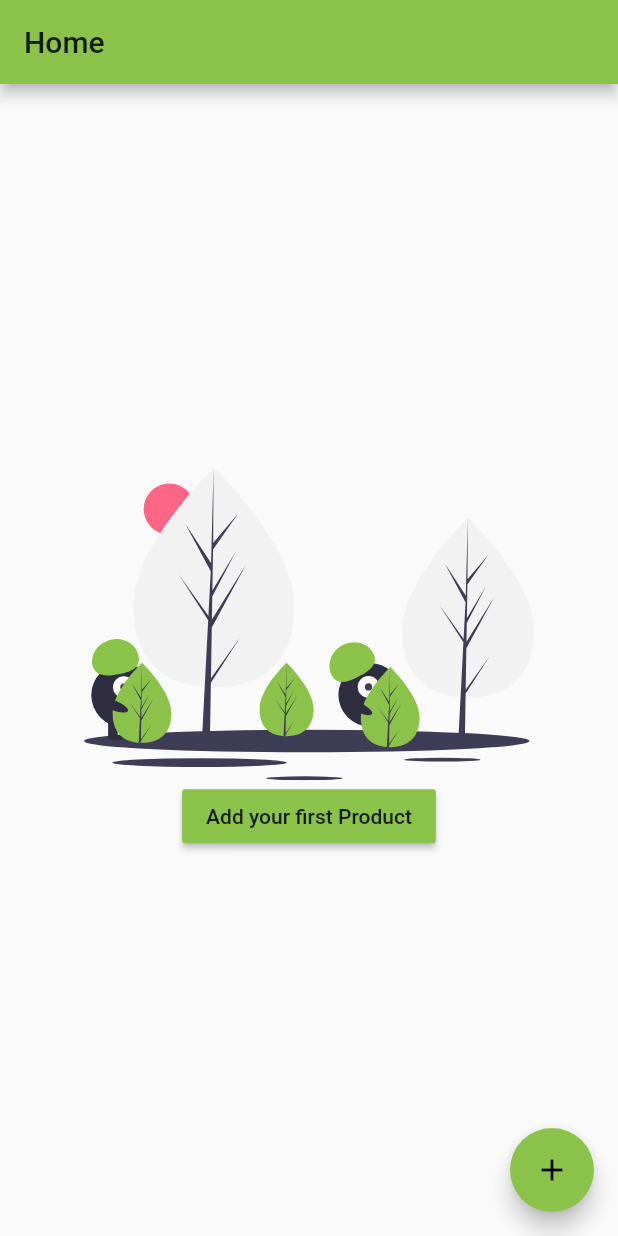
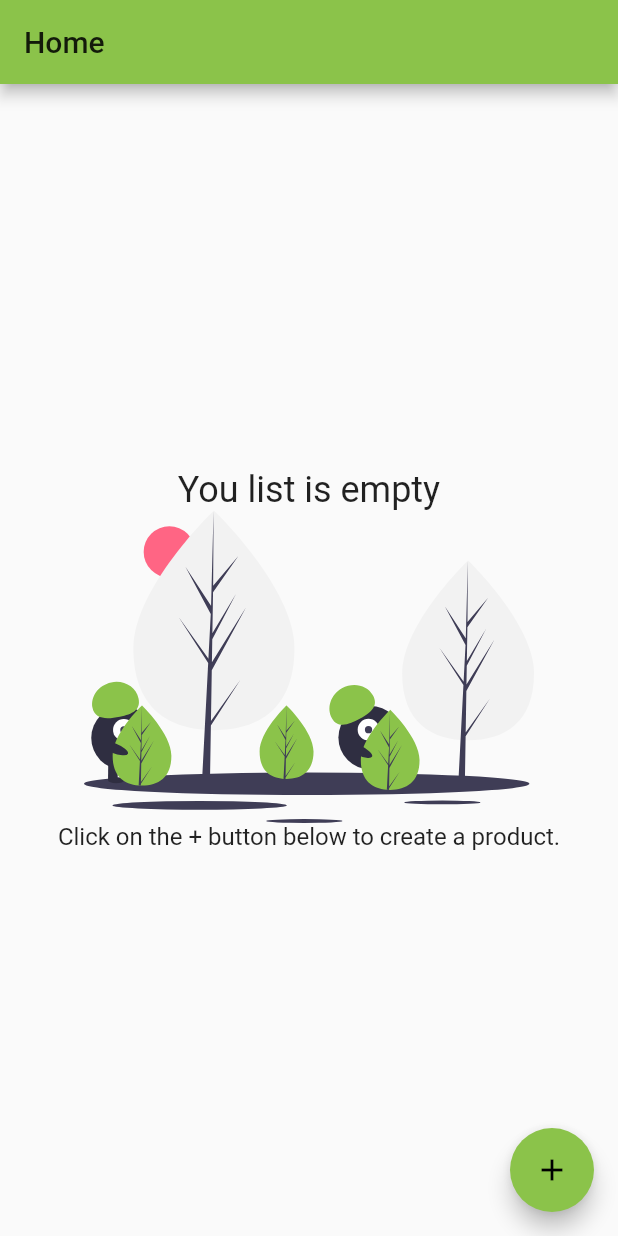
Before and after one commit to GrandSchtroumpf/veggie-market-flutter, a Flutter app: the screen it shows after launch, on a phone screen of 412 x 824 dp. Run offline on Flutter 3.47's test engine with Material 2 defaults, Android fonts, the light colour scheme and no system bars; our stand-ins replace cloud_firestore, firebase_core, firebase_storage, flutter_svg, image_cropper, image_picker; accounts and stored records are empty.

Commit message:
small update on list

```diff
--- a/lib/product/list.dart
+++ b/lib/product/list.dart
@@ -15,29 +15,38 @@ class ProductList extends StatelessWidget {
           if (snapshot.hasError) {
             return Text('An error occured ' + snapshot.error);
           }
+
+          /// LOADING ///
           if (!snapshot.hasData) {
             return Center(child: CircularProgressIndicator());
           }
+
+          /// EMPTY ///
           if (snapshot.data.length == 0) {
             return Center(
               child: Column(
                 mainAxisAlignment: MainAxisAlignment.center,
                 crossAxisAlignment: CrossAxisAlignment.center,
                 children: [
+                  Text(
+                    'You list is empty',
+                    style: Theme.of(context).textTheme.headline5,
+                  ),
                   SvgPicture.asset(
                     'assets/img/empty.svg',
                     semanticsLabel: 'No product',
                     width: 300.0,
                   ),
-                  RaisedButton(
-                    child: Text('Add your first Product'),
-                    color: Theme.of(context).primaryColor,
-                    onPressed: () => Navigator.pushNamed(context, '/create'),
-                  )
+                  Text(
+                    'Click on the + button below to create a product.',
+                    style: Theme.of(context).textTheme.subtitle1,
+                  ),
                 ],
               ),
             );
           }
+
+          /// LIST ///
           final docs = snapshot.data;
           return ListView.builder(
             itemCount: docs.length,
```
